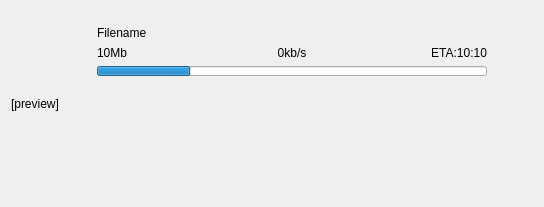
Qt form src/chatlog/content/filetransferwidget.ui (qTox/qTox) before a commit.
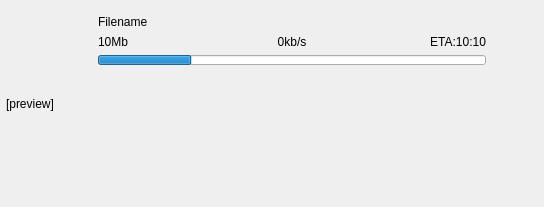
The same form after that commit. Icons and pictures are not drawn.

Commit message: filetransferwidget: added open (browse?) button, fixed layout

Patch:
```diff
--- a/src/chatlog/content/filetransferwidget.ui
+++ b/src/chatlog/content/filetransferwidget.ui
@@ -14,6 +14,21 @@
    <string>Form</string>
   </property>
   <layout class="QHBoxLayout" name="mainHorizontalLayout">
+   <property name="spacing">
+    <number>0</number>
+   </property>
+   <property name="leftMargin">
+    <number>0</number>
+   </property>
+   <property name="topMargin">
+    <number>0</number>
+   </property>
+   <property name="rightMargin">
+    <number>0</number>
+   </property>
+   <property name="bottomMargin">
+    <number>0</number>
+   </property>
    <item>
     <widget class="QFrame" name="frame_3">
      <property name="sizePolicy">
@@ -36,10 +51,10 @@
      </property>
      <layout class="QHBoxLayout" name="horizontalLayout_2">
       <property name="leftMargin">
-       <number>0</number>
+       <number>6</number>
       </property>
       <property name="rightMargin">
-       <number>0</number>
+       <number>6</number>
       </property>
       <item>
        <widget class="QLabel" name="previewLabel">
@@ -61,17 +76,23 @@
        </widget>
       </item>
       <item>
-       <layout class="QVBoxLayout" name="verticalLayout_2">
+       <layout class="QVBoxLayout" name="verticalLayout_2" stretch="0,0,0,0">
+        <property name="leftMargin">
+         <number>6</number>
+        </property>
         <property name="topMargin">
          <number>6</number>
         </property>
+        <property name="rightMargin">
+         <number>6</number>
+        </property>
         <property name="bottomMargin">
          <number>6</number>
         </property>
         <item>
          <widget class="QLabel" name="filenameLabel">
           <property name="sizePolicy">
-           <sizepolicy hsizetype="MinimumExpanding" vsizetype="Preferred">
+           <sizepolicy hsizetype="Expanding" vsizetype="Preferred">
             <horstretch>0</horstretch>
             <verstretch>0</verstretch>
            </sizepolicy>
@@ -102,7 +123,7 @@
            <item>
             <widget class="QLabel" name="fileSizeLabel">
              <property name="sizePolicy">
-              <sizepolicy hsizetype="MinimumExpanding" vsizetype="Preferred">
+              <sizepolicy hsizetype="Expanding" vsizetype="Preferred">
                <horstretch>0</horstretch>
                <verstretch>0</verstretch>
               </sizepolicy>
@@ -118,7 +139,7 @@
            <item>
             <widget class="QLabel" name="progressLabel">
              <property name="sizePolicy">
-              <sizepolicy hsizetype="MinimumExpanding" vsizetype="Preferred">
+              <sizepolicy hsizetype="Expanding" vsizetype="Preferred">
                <horstretch>0</horstretch>
                <verstretch>0</verstretch>
               </sizepolicy>
@@ -134,7 +155,7 @@
            <item>
             <widget class="QLabel" name="etaLabel">
              <property name="sizePolicy">
-              <sizepolicy hsizetype="MinimumExpanding" vsizetype="Preferred">
+              <sizepolicy hsizetype="Expanding" vsizetype="Preferred">
                <horstretch>0</horstretch>
                <verstretch>0</verstretch>
               </sizepolicy>
```
The commit also changes 10 other files.
